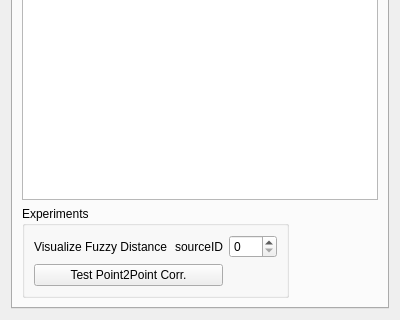
The window that topo-blend/landmarks_dialog.ui (ialhashim/topo-blend) describes before a commit, drawn with Qt 5; both pictures show x 0 to 400 and y 480 to 800 of the 400 by 800 pixel window.
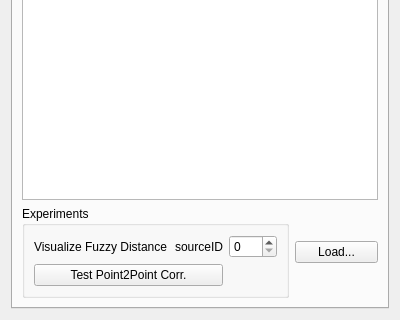
The same window after the commit. The open tabs and pages were chosen to show the change. Icons and pictures are not drawn.

Patch:
```diff
--- a/topo-blend/landmarks_dialog.ui
+++ b/topo-blend/landmarks_dialog.ui
@@ -615,6 +615,13 @@
          </property>
         </widget>
        </item>
+       <item row="9" column="3">
+        <widget class="QPushButton" name="loadCorrButton">
+         <property name="text">
+          <string>Load...</string>
+         </property>
+        </widget>
+       </item>
       </layout>
      </widget>
     </widget>
```
Left out of the diff: 118 changed lines with no effect on the pictures.
